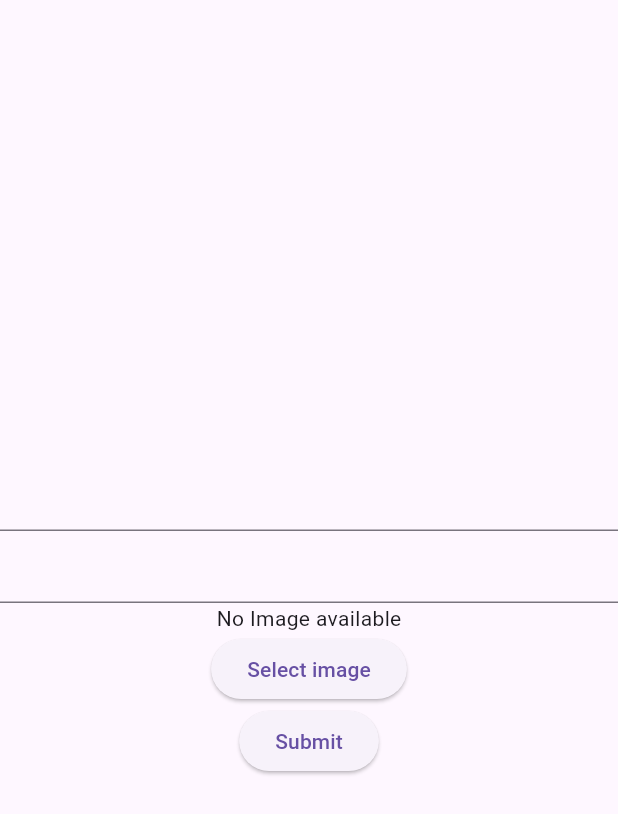
After one commit to Usamaa1/2211b1-Flutter, a Flutter app: the MyProdImage screen opened directly, after a tap on "Submit", on a phone screen of 412 x 824 dp. The commit adds this screen. Shown: the top 814 px of the screen. Run offline on Flutter 3.47's test engine with Material 3 defaults, Android fonts, the phone set to English and light mode, and no system bars; our stand-ins replace carousel_slider, cloud_firestore, dio, firebase_auth, firebase_core, font_awesome_flutter and 3 more; accounts and stored records are empty; network calls fail.

Commit message:
image add and view completed

```diff
--- /dev/null
+++ b/Flutter/myfirebaseapp/lib/MyProdImage.dart
@@ -0,0 +1,75 @@
+import 'dart:convert';
+import 'dart:typed_data';
+
+import 'package:cloud_firestore/cloud_firestore.dart';
+import 'package:firebase_core/firebase_core.dart';
+import 'package:flutter/material.dart';
+import 'package:image_picker/image_picker.dart';
+
+class MyProdImage extends StatefulWidget {
+  const MyProdImage({super.key});
+
+  @override
+  State<MyProdImage> createState() => _MyProdImageState();
+}
+
+class _MyProdImageState extends State<MyProdImage> {
+  TextEditingController prodName = TextEditingController();
+  TextEditingController prodPrice = TextEditingController();
+  Uint8List? _image;
+  String? myBaseImage;
+
+  Future<void> pickMyImage() async {
+    ImagePicker pick = ImagePicker();
+
+    final image = await pick.pickImage(source: ImageSource.gallery);
+    final Uint8List bytes = await image!.readAsBytes();
+
+    final String imageBase64Converted = base64Encode(bytes);
+    print(imageBase64Converted);
+
+    setState(() {
+      _image = bytes;
+      myBaseImage = imageBase64Converted;
+    });
+
+    // print(bytes);
+  }
+
+  @override
+  Widget build(BuildContext context) {
+    return Scaffold(
+      body: Center(
+        child: Column(
+          mainAxisAlignment: MainAxisAlignment.center,
+          children: [
+            TextField(
+              controller: prodName,
+            ),
+            TextField(
+              controller: prodPrice,
+            ),
+            _image != null
+                ? Image.memory(
+                    base64Decode(myBaseImage!),
+                    width: 100,
+                  )
+                : Text("No Image available"),
+            ElevatedButton(onPressed: pickMyImage, child: Text("Select image")),
+            ElevatedButton(
+                onPressed: () async {
+                  final addProd =
+                      await FirebaseFirestore.instance.collection('prod');
+                  addProd.add({
+                    'prodName': prodName.text,
+                    'prodPrice': prodPrice.text,
+                    'prodImage': myBaseImage
+                  });
+                },
+                child: Text("Submit"))
+          ],
+        ),
+      ),
+    );
+  }
+}
--- /dev/null
+++ b/Flutter/myfirebaseapp/lib/MyProdImageView.dart
@@ -0,0 +1,38 @@
+import 'dart:convert';
+
+import 'package:cloud_firestore/cloud_firestore.dart';
+import 'package:flutter/material.dart';
+
+class MyProdImageView extends StatefulWidget {
+  const MyProdImageView({super.key});
+
+  @override
+  State<MyProdImageView> createState() => _MyProdImageViewState();
+}
+
+class _MyProdImageViewState extends State<MyProdImageView> {
+
+    final Stream<QuerySnapshot> myProds =  FirebaseFirestore.instance.collection('prod').snapshots();
+
+
+  @override
+  Widget build(BuildContext context) {
+    return Scaffold(
+      body: StreamBuilder(
+          stream: myProds,
+          builder: (context, snapshot) {
+            return ListView.builder(
+                itemCount: snapshot.data!.docs.length,
+                itemBuilder: (context, index) {
+                  final prod = snapshot.data!.docs;
+                  return ListTile(
+                    title: Text(prod[index]['prodName']),
+                    subtitle: Text(prod[index]['prodPrice']),
+                    leading:
+                        Image.memory(base64Decode(prod[index]['prodImage']),width: 100,),
+                  );
+                });
+          }),
+    );
+  }
+}
```
Also changed, not shown: Flutter/myfirebaseapp/lib/MyCarousel.dart (added, +33 -0 lines), Flutter/myfirebaseapp/lib/MyFontAwsomeIcons.dart (added, +21 -0 lines), Flutter/myfirebaseapp/lib/MyFonts.dart (added, +17 -0 lines), Flutter/myfirebaseapp/lib/MyLauncher.dart (added, +27 -0 lines), Flutter/myfirebaseapp/lib/MyShimmer.dart (added, +45 -0 lines), Flutter/myfirebaseapp/lib/MyWishlist.dart (added, +58 -0 lines), Flutter/myfirebaseapp/lib/ViewProducts.dart (+88 -5 lines), Flutter/myfirebaseapp/lib/main.dart (+4 -9 lines), Flutter/myfirebaseapp/lib/mypage.dart (added, +67 -0 lines), Flutter/myfirebaseapp/lib/postModel.dart (added, +20 -0 lines), Flutter/myfirebaseapp/lib/viewPosts.dart (added, +67 -0 lines), Flutter/myfirebaseapp/pubspec.yaml (+7 -0 lines), Flutter/myfirebaseapp/pubspec.lock, 5 other files.
